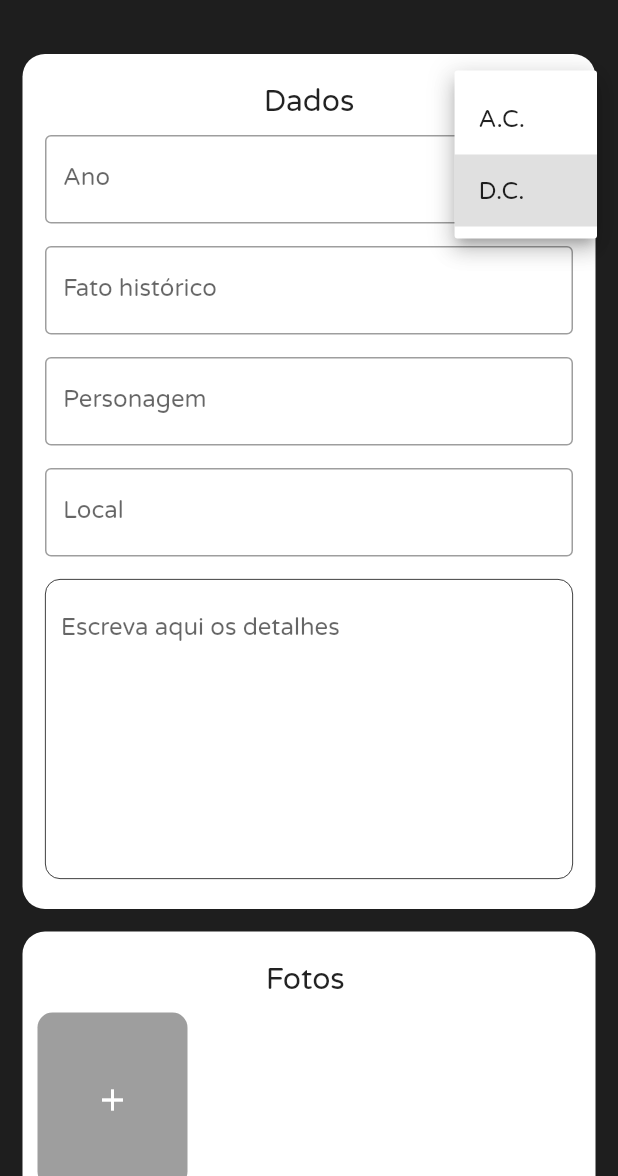
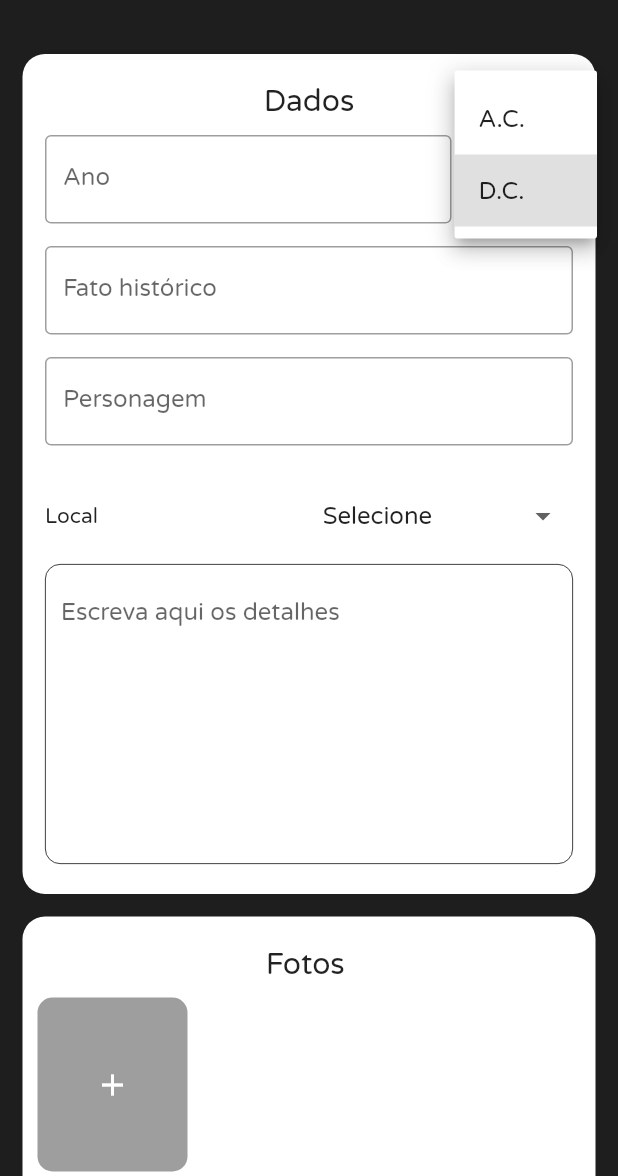
Before and after one commit to victor337/vc-na-historia, a Flutter app: the HomeScreen screen opened directly, after a tap on "D.C.", on a phone screen of 412 x 824 dp, the part 60-1236 px from its top. Run offline on Flutter 3.47's test engine with Material 2 defaults, Android fonts, the phone set to English and light mode, and no system bars; our stand-ins replace gallery_saver, get, get_storage, image_picker, permission_handler; accounts and stored records are empty.

Commit message:
Altearação de padrão por local e salvamento de dados

```diff
--- a/lib/controllers/form_controller.dart
+++ b/lib/controllers/form_controller.dart
@@ -40,12 +40,6 @@ class FormController extends GetxController {
     update();
   }
 
-  String local;
-  void setlocal(String newlocal){
-    local = newlocal;
-    update();
-  }
-
   String details;
   void setdetails(String newdetails){
     details = newdetails;
@@ -58,21 +52,28 @@ class FormController extends GetxController {
     update();
   }
 
+  String localDrop;
+  void setlocalDrop(String setlocalDrop){
+    localDrop = setlocalDrop;
+    update();
+  }
+
   void cleanAll(){
     images = [];
     data = null;
     fato = null;
     person = null;
-    local = null;
     details = null;
     tyme = null;
+    localDrop = 'Selecione';
     update();
   }
 
   bool isValid(){
     return data != null && data != '' && fato != null &&
       fato != '' && person != null && person != '' &&
-      local != null && local != '' && details != null && details != '';
+      details != null && details != '' &&
+      localDrop != 'Selecione';
   }
 
 }
--- a/lib/views/home/common/dropdown_option.dart
+++ b/lib/views/home/common/dropdown_option.dart
@@ -3,13 +3,11 @@ import 'package:flutter/material.dart';
 
 class DropDownOption extends StatelessWidget {
 
-  final String title;
   final List<String> options;
   final Function(String) onChanged;
   final String value;
 
   const DropDownOption({
-    @required this.title,
     @required this.options,
     @required this.onChanged,
     @required this.value,
@@ -28,7 +26,6 @@ class DropDownOption extends StatelessWidget {
           ),
           child: DropdownButton<String>(
             dropdownColor: Colors.white,
-            isDense: true,
             underline: Visibility(visible: false, child: Container()),
             items: options.map((String dropDownStringItem){
               return DropdownMenuItem<String>(
--- a/lib/views/home/components/form_all.dart
+++ b/lib/views/home/components/form_all.dart
@@ -54,8 +54,8 @@ class FormAll extends StatelessWidget {
                       }
                     ),
                   ),
+                  const SizedBox(width: 10,),
                   DropDownOption(
-                    title: 'Tempo',
                     options: const ['A.C.', 'D.C.'],
                     onChanged: formControll.setTyme,
                     value: formControll.tyme??'D.C.',
@@ -92,20 +92,20 @@ class FormAll extends StatelessWidget {
                   FocusScope.of(context).requestFocus(focusLocal);
                 }
               ),
-              CustomFormField(
-                initialValue: formControll.local,
-                hintText: 'Digite aqui',
-                labelText: 'Local',
-                focusNode: focusLocal,
-                textInputAction: TextInputAction.next,
-                keyboardType: TextInputType.text,
-                textInputFormatter: const [
+              Row(
+                children: [
+                  const Expanded(
+                    child: Text(
+                      'Local'
+                    )
+                  ),
+                  DropDownOption(
+                    options: const ['Selecione','Brasil', 'América do Norte', 'Europa',
+                      'América do Sul', 'Ásia', 'Africa'],
+                    onChanged: formControll.setlocalDrop,
+                    value: formControll.localDrop??'Selecione',
+                  ),
                 ],
-                onChanged: formControll.setlocal,
-                onSubmit: (text){
-                  focusLocal.unfocus();
-                  FocusScope.of(context).requestFocus(focusDetails);
-                }
               ),
               Container(
                 padding: const EdgeInsets.fromLTRB(10, 10, 10, 0),
--- a/lib/views/home/components/preview.dart
+++ /dev/null
@@ -1,50 +0,0 @@
-import 'package:flutter/material.dart';
-import 'package:get/get.dart';
-import 'package:vcnahistoria/controllers/form_controller.dart';
-
-class Preview extends StatelessWidget {
-  @override
-  Widget build(BuildContext context) {
-    return Column(
-      children: [
-        const Text(
-          'Preview',
-          style: TextStyle(
-            color: Colors.white
-          ),
-        ),
-        const SizedBox(height: 10,),
-        GetBuilder<FormController>(
-          builder: (formControll){
-            return Container(
-              decoration: BoxDecoration(
-                borderRadius: BorderRadius.circular(8),
-                color: Colors.white,
-              ),
-              child: ListTile(
-                title: Text(
-                  formControll.fato??'Fato',
-                ),
-                subtitle: Row(
-                  children: [
-                    Text(
-                      formControll.data??'Data,'
-                    ),
-                    const SizedBox(width: 5,),
-                    Text(
-                      formControll.local??'Local',
-                      style: TextStyle(
-                        color: formControll.local?.toLowerCase() == 'brasil' ? Colors.green : Colors.black
-                      ),
-                    ),
-                  ],
-                ),
-                trailing: const Icon(Icons.arrow_right),
-              ),
-            );
-          },
-        ),
-      ],
-    );
-  }
-}
--- a/lib/views/home/home_screen.dart
+++ b/lib/views/home/home_screen.dart
@@ -8,7 +8,6 @@ import 'package:vcnahistoria/controllers/form_controller.dart';
 import 'package:vcnahistoria/models/tile_facts.dart';
 import 'package:vcnahistoria/views/home/components/form_all.dart';
 import 'package:vcnahistoria/views/home/components/photos_fomr.dart';
-import 'package:vcnahistoria/views/home/components/preview.dart';
 
 
 class HomeScreen extends StatelessWidget {
@@ -46,9 +45,9 @@ class HomeScreen extends StatelessWidget {
                                   saveData: DateTime.now().toString(),
                                   fact: formControll.fato,
                                   character: formControll.person,
-                                  local: formControll.local,
                                   images: formControll.images,
                                   details: formControll.details,
+                                  localDrop: formControll.localDrop,
                                 );
 
                                 dataController.addFact(newFact);
@@ -95,8 +94,6 @@ class HomeScreen extends StatelessWidget {
               FormAll(),
               const SizedBox(height: 15,),
               PhotosForm(),
-              const SizedBox(height: 15,),
-              Preview(),
             ],
           ),
         ),
```
Also changed, not shown: lib/controllers/data_controller.dart (+30 -0 lines), lib/models/tile_facts.dart (+27 -3 lines), lib/views/details/details_screen.dart (+16 -7 lines), lib/views/historic/components/facts_widget.dart (+14 -11 lines), pubspec.lock.
